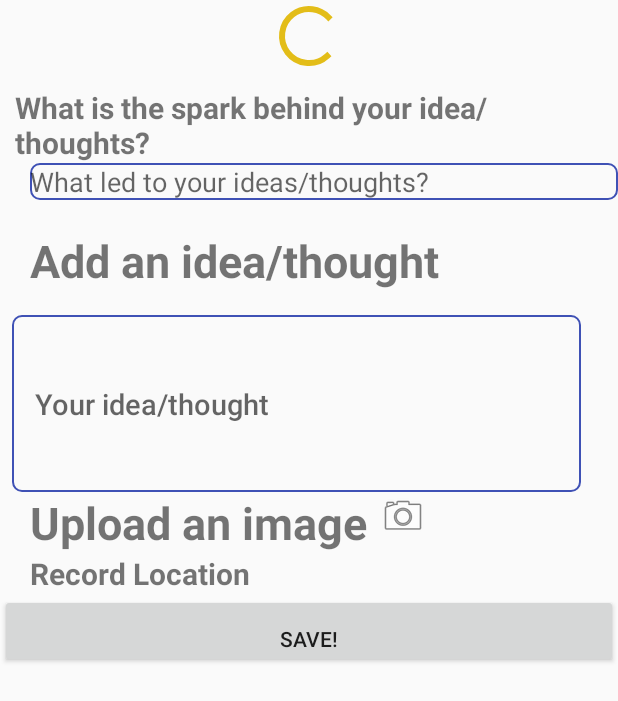
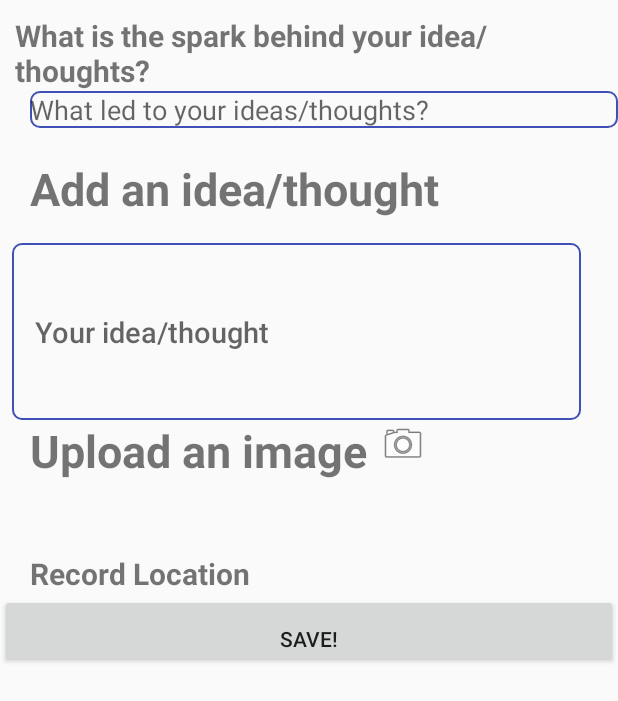
Before and after one commit to LuckyPoodle/ideaslibrary, an Android app: the layout activity_add_idea.xml on its own in the app's theme, with its tools: preview values and no code run, on a phone screen of 412 x 824 dp. Shown: the top 701 px of the screen. Run offline under Robolectric (Android 15) with nearby library versions, the light colour scheme and no system bars.

Commit message:
add progress bar

```diff
--- a/app/src/main/res/layout/activity_add_idea.xml
+++ b/app/src/main/res/layout/activity_add_idea.xml
@@ -21,10 +21,7 @@
     android:id="@+id/addIdealayout"
     tools:context=".AddIdeaActivity">
 
-    <ProgressBar
-        android:layout_width="wrap_content"
-        android:layout_height="wrap_content"
-        android:layout_gravity="center"/>
+
 
     <TextView
         android:layout_marginTop="10dp"
@@ -102,6 +99,13 @@
         app:srcCompat="@android:drawable/ic_menu_camera" />
 
     </LinearLayout>
+    <ProgressBar
+        android:layout_width="wrap_content"
+        android:layout_height="wrap_content"
+        android:id="@+id/AddIdeaProgressBar"
+        android:visibility="invisible"
+
+        android:layout_gravity="center"/>
 
 
     <LinearLayout
```
Also changed, not shown: app/src/main/java/com/jui/ideaslibrary/AddIdeaActivity.java (+9 -4 lines), app/src/main/res/layout/add_idea.xml (+27 -13 lines).
